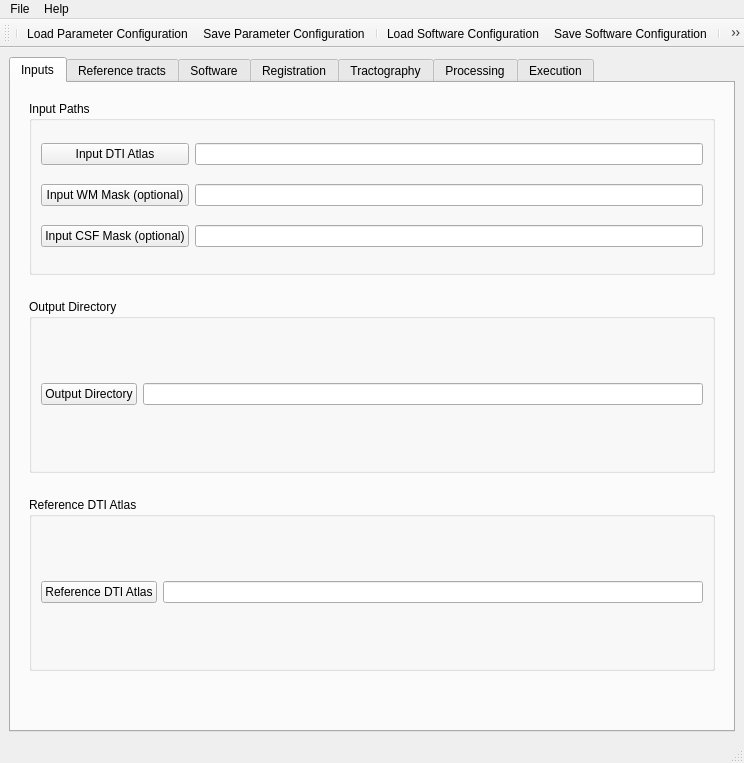
Old version of the form AutoTract.ui in the repository wendyuu/AutoTract.
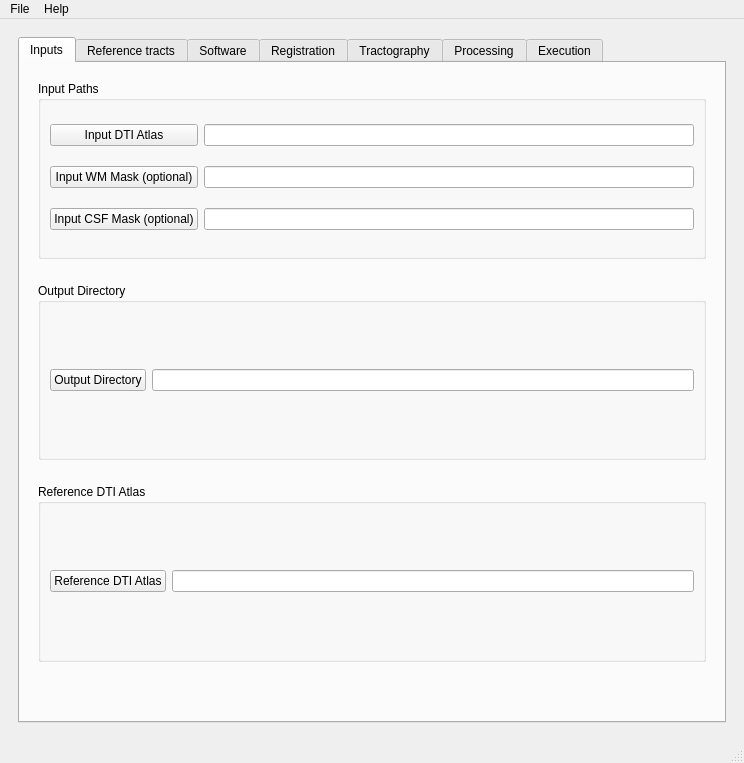
New version of the form. The open tabs and pages were chosen to show the change. Icons and pictures are not drawn.

What changed in the file:
```diff
--- a/AutoTract.ui
+++ b/AutoTract.ui
@@ -15,10 +15,16 @@
   </property>
   <widget class="QWidget" name="centralwidget">
    <layout class="QGridLayout" name="gridLayout">
+    <property name="margin">
+     <number>18</number>
+    </property>
+    <property name="verticalSpacing">
+     <number>6</number>
+    </property>
     <item row="0" column="0">
      <widget class="QTabWidget" name="tabWidget">
       <property name="currentIndex">
-       <number>4</number>
+       <number>0</number>
       </property>
       <widget class="QWidget" name="inputs_tab">
        <attribute name="title">
@@ -1500,25 +1506,6 @@
    <addaction name="menuHelp"/>
   </widget>
   <widget class="QStatusBar" name="statusbar"/>
-  <widget class="QToolBar" name="toolBar">
-   <property name="windowTitle">
-    <string>toolBar</string>
-   </property>
-   <attribute name="toolBarArea">
-    <enum>TopToolBarArea</enum>
-   </attribute>
-   <attribute name="toolBarBreak">
-    <bool>false</bool>
-   </attribute>
-   <addaction name="separator"/>
-   <addaction name="actionLoad_Parameter_Configuration"/>
-   <addaction name="actionSave_Parameter_Configuration"/>
-   <addaction name="separator"/>
-   <addaction name="actionLoad_Software_Configuration"/>
-   <addaction name="actionSave_Software_Configuration"/>
-   <addaction name="separator"/>
-   <addaction name="actionDisplay_Results"/>
-  </widget>
   <action name="actionLoad_Parameter_Configuration">
    <property name="icon">
     <iconset resource="resources.qrc">
```
